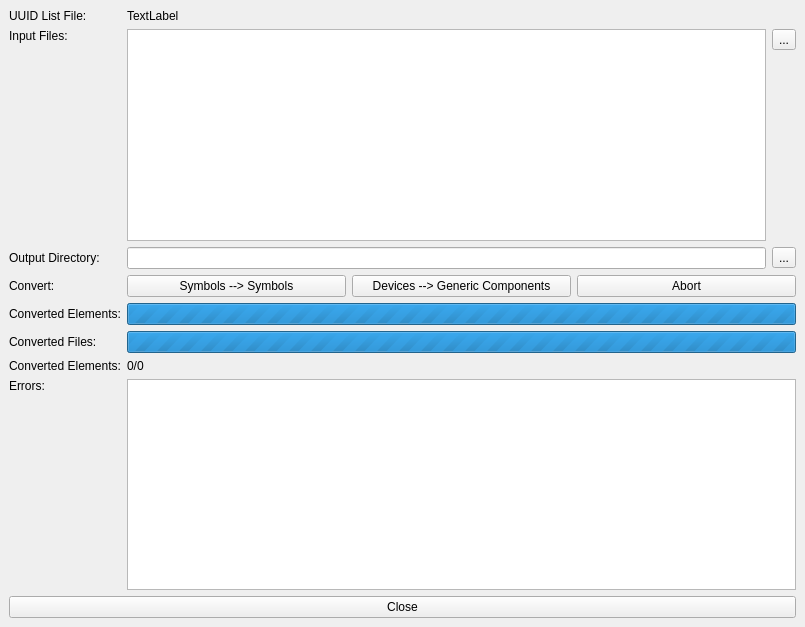
Above: tools/EagleImport/mainwindow.ui from LibrePCB/LibrePCB before the change. Below: the same form after it.
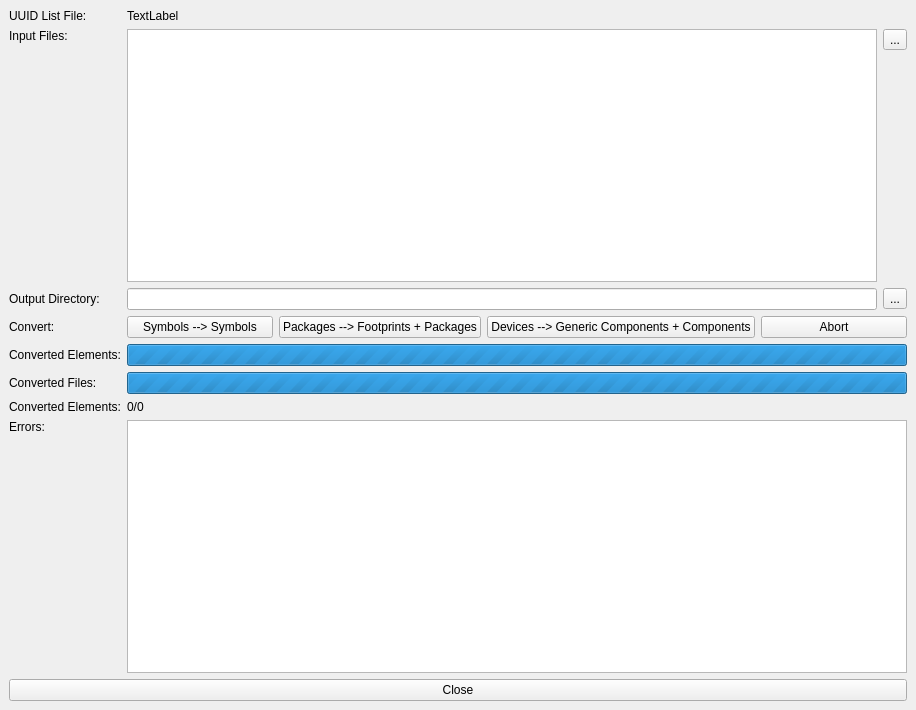
That is the form after the change.

Commit message: eagle import: added support for footprints, packages and components

```diff
--- a/tools/EagleImport/mainwindow.ui
+++ b/tools/EagleImport/mainwindow.ui
@@ -6,8 +6,8 @@
    <rect>
     <x>0</x>
     <y>0</y>
-    <width>805</width>
-    <height>627</height>
+    <width>916</width>
+    <height>710</height>
    </rect>
   </property>
   <property name="windowTitle">
@@ -155,10 +155,17 @@
         </property>
        </widget>
       </item>
+      <item>
+       <widget class="QPushButton" name="pushButton_2">
+        <property name="text">
+         <string>Packages --&gt; Footprints + Packages</string>
+        </property>
+       </widget>
+      </item>
       <item>
        <widget class="QPushButton" name="btnConvertDevices">
         <property name="text">
-         <string>Devices --&gt; Generic Components</string>
+         <string>Devices --&gt; Generic Components + Components</string>
         </property>
        </widget>
       </item>
```
The commit also changes 4 other files.
